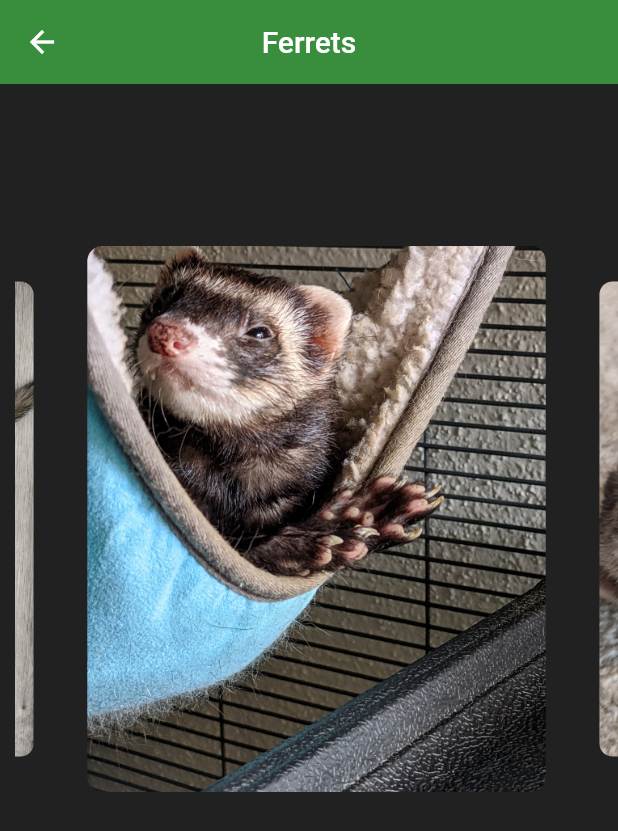
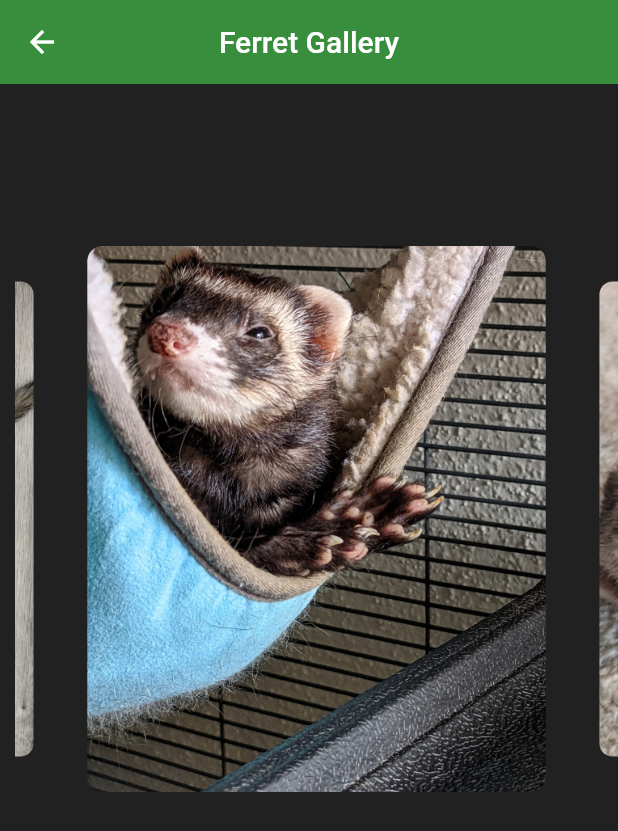
Before and after one commit to zeroax1s/app1, a Flutter app: the screen it shows after launch, swiped to page 3, on a phone screen of 412 x 824 dp. Shown: the top 831 px of the screen. Run offline on Flutter 3.47's test engine with Material 2 defaults, Android fonts, the phone set to English and light mode, and no system bars; drawn by our look-alikes of carousel_slider.

Commit message:
Changed Wording

```diff
--- a/carouselfun/lib/Pages/home.dart
+++ b/carouselfun/lib/Pages/home.dart
@@ -26,7 +26,7 @@ class _HomeState extends State<Home> {
       backgroundColor: Colors.grey[900],
       appBar: AppBar(
         backgroundColor: Colors.green[700],
-        title: Text('Ferrets'),
+        title: Text('Ferret Gallery'),
         centerTitle: true,
         elevation: 0,
       ),
```
